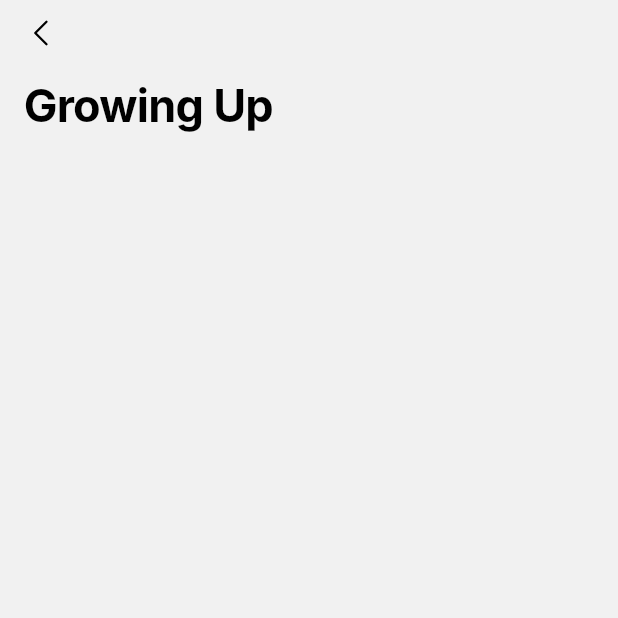
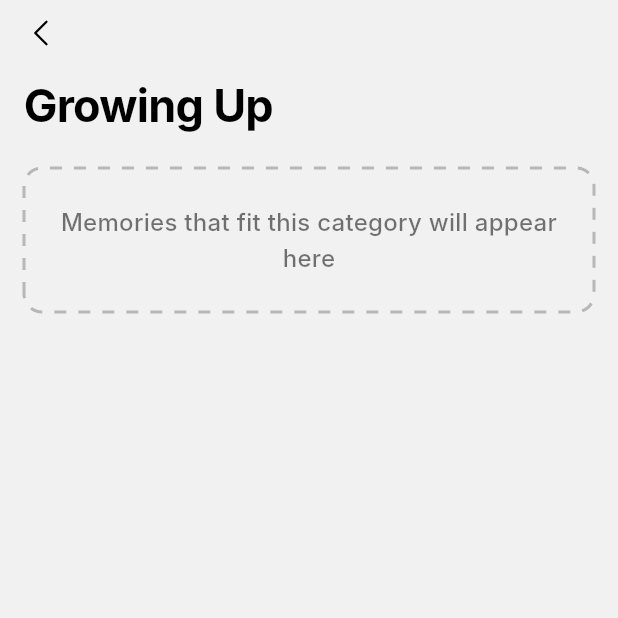
Before and after one commit to LukPle/story_cube_app, a Flutter app: the ChroniclePage screen opened directly, after a tap on "Growing Up", on a phone screen of 412 x 824 dp, the top half of it. Run offline on Flutter 3.47's test engine with Material 3 defaults, Android fonts, the phone set to English and light mode, and no system bars; our stand-ins replace equatable, firebase_core, firebase_storage, flutter_bloc, image_picker, just_audio and 2 more; accounts and stored records are empty; generated files the repository leaves out were written again; Roboto replaces fonts that are missing (Inter).

Commit message:
Fixed handling of different data types in chronicle details page

```diff
--- a/lib/ui/pages/chronicle_details_page.dart
+++ b/lib/ui/pages/chronicle_details_page.dart
@@ -1,10 +1,13 @@
 import 'package:flutter/material.dart';
 import 'package:phosphor_flutter/phosphor_flutter.dart';
+import 'package:story_cube_app/models/memory_model.dart';
+import 'package:story_cube_app/models/person_model.dart';
 import 'package:story_cube_app/ui/widgets/app_scaffold.dart';
+import 'package:story_cube_app/ui/widgets/memories/memory_card_placeholder.dart';
+import 'package:story_cube_app/ui/widgets/person_card.dart';
 
 import '../../constants/icon_sizes.dart';
 import '../../constants/sizes.dart';
-import '../../models/memory_model.dart';
 import '../widgets/memories/memory_card.dart';
 
 class ChronicleDetailsPage extends StatelessWidget {
@@ -33,14 +36,26 @@ class ChronicleDetailsPage extends StatelessWidget {
             crossAxisAlignment: CrossAxisAlignment.start,
             children: [
               const SizedBox(height: AppSizes.size_16),
-              Column(
-                children: chronicleDetailsData.memories
-                    .map((memory) => Padding(
-                          padding: const EdgeInsets.only(bottom: AppSizes.size_8),
-                          child: MemoryCard(memory: memory),
-                        ))
-                    .toList(),
-              ),
+              chronicleDetailsData.category == ChronicleDetailsCategory.persons
+                  ? Wrap(
+                      spacing: AppSizes.size_8,
+                      runSpacing: AppSizes.size_8,
+                      children: chronicleDetailsData.data
+                          .cast<PersonModel>()
+                          .map((person) => PersonCard(person: person))
+                          .toList(),
+                    )
+                  : chronicleDetailsData.data.cast<MemoryModel>().isNotEmpty
+                      ? Column(
+                          children: chronicleDetailsData.data
+                              .cast<MemoryModel>()
+                              .map((memory) => Padding(
+                                    padding: const EdgeInsets.only(bottom: AppSizes.size_8),
+                                    child: MemoryCard(memory: memory),
+                                  ))
+                              .toList(),
+                        )
+                      : const MemoryCardPlaceholder(),
               const SizedBox(height: AppSizes.size_64),
             ],
           ),
@@ -50,12 +65,19 @@ class ChronicleDetailsPage extends StatelessWidget {
   }
 }
 
+enum ChronicleDetailsCategory {
+  persons,
+  memories,
+}
+
 class ChronicleDetailsData {
+  final ChronicleDetailsCategory category;
   final String title;
-  final List<MemoryModel> memories;
+  final List<dynamic> data;
 
   ChronicleDetailsData({
+    required this.category,
     required this.title,
-    required this.memories,
+    required this.data,
   });
 }
--- a/lib/ui/pages/chronicle_page.dart
+++ b/lib/ui/pages/chronicle_page.dart
@@ -14,15 +14,17 @@ import '../widgets/chronicle/friends_family_section.dart';
 class ChroniclePage extends StatelessWidget {
   const ChroniclePage({super.key});
 
+  List<PersonModel> _getUniquePersons(List<MemoryModel> memories) {
+    final Set<String> seenPersonIds = {};
+    return memories.expand((memory) => memory.persons).where((person) {
+      final personId = '${person.firstName}-${person.lastName}-${person.relationship}';
+      return seenPersonIds.add(personId);
+    }).toList();
+  }
+
   @override
   Widget build(BuildContext context) {
-    List<PersonModel> persons = [
-      PersonModel(firstName: 'Amiin', lastName: 'Najjar', relationship: 'Jugendliebe'),
-      PersonModel(firstName: 'Franz', lastName: '', relationship: 'Ehemann'),
-      PersonModel(firstName: 'Klaus', lastName: 'Eberhardt', relationship: 'Big Boss'),
-    ];
-
-    final List<String> growingUpTags = ['childhood', 'school'];
+    final List<String> growingUpTags = ['childhood', 'school', 'growing up'];
     final List<String> pastJobTags = ['work', 'university', 'career'];
     final List<String> adventuresTags = ['vacation', 'travel', 'adventure', 'exploration'];
     final List<String> foodTags = ['recipe', 'food'];
@@ -46,7 +48,7 @@ class ChroniclePage extends StatelessWidget {
                   ? ProfileSection(chronicleProfile: chronicleProfile)
                   : const ProfileSectionPlaceholder(),
               const SizedBox(height: AppSizes.size_16),
-              FriendsFamilySection(persons: persons),
+              FriendsFamilySection(persons: _getUniquePersons(memories)),
               const SizedBox(height: AppSizes.size_16),
               Row(
                 children: [
--- a/lib/ui/widgets/chronicle/chronicle_card.dart
+++ b/lib/ui/widgets/chronicle/chronicle_card.dart
@@ -23,7 +23,11 @@ class ChronicleCard extends StatelessWidget {
     return GestureDetector(
       onTap: () => Navigator.of(context).pushNamed(
         routes.chronicleDetails,
-        arguments: ChronicleDetailsData(title: title, memories: memories),
+        arguments: ChronicleDetailsData(
+          category: ChronicleDetailsCategory.memories,
+          title: title,
+          data: memories,
+        ),
       ),
       child: Container(
         height: AppSizes.size_96,
--- a/lib/ui/widgets/chronicle/friends_family_section.dart
+++ b/lib/ui/widgets/chronicle/friends_family_section.dart
@@ -1,4 +1,5 @@
 import 'package:flutter/material.dart';
+import 'package:story_cube_app/ui/pages/chronicle_details_page.dart';
 
 import 'chronicle_header.dart';
 import '../person_card.dart';
@@ -19,7 +20,14 @@ class FriendsFamilySection extends StatelessWidget {
   @override
   Widget build(BuildContext context) {
     return GestureDetector(
-      onTap: () => Navigator.of(context).pushNamed(routes.chronicleDetails, arguments: 'Friends and Family'),
+      onTap: () => Navigator.of(context).pushNamed(
+        routes.chronicleDetails,
+        arguments: ChronicleDetailsData(
+          category: ChronicleDetailsCategory.persons,
+          title: 'Friends and Family',
+          data: persons,
+        ),
+      ),
       child: Container(
         padding: const EdgeInsets.symmetric(vertical: AppSizes.size_16),
         decoration: BoxDecoration(
--- /dev/null
+++ b/lib/ui/widgets/memories/memory_card_placeholder.dart
@@ -0,0 +1,28 @@
+import 'package:flutter/material.dart';
+import 'package:story_cube_app/constants/radius_sizes.dart';
+import 'package:story_cube_app/constants/sizes.dart';
+import 'package:story_cube_app/constants/text_styles.dart';
+import 'package:story_cube_app/ui/widgets/dashed_container.dart';
+
+class MemoryCardPlaceholder extends StatelessWidget {
+  const MemoryCardPlaceholder({super.key});
+
+  @override
+  Widget build(BuildContext context) {
+    return DashedBorderContainer(
+      width: double.infinity,
+      dashSpace: AppSizes.size_8,
+      dashWidth: AppSizes.size_8,
+      padding: const EdgeInsets.all(AppSizes.size_24),
+      borderRadius: AppRadiusSizes.medium,
+      borderColor: Colors.grey.withOpacity(0.7),
+      child: Text(
+        'Memories that fit this category will appear here',
+        style: AppTextStyles.body.copyWith(fontWeight: FontWeight.w500).copyWith(
+              color: Theme.of(context).brightness == Brightness.light ? Colors.black54 : Colors.white70,
+            ),
+        textAlign: TextAlign.center,
+      ),
+    );
+  }
+}
```
